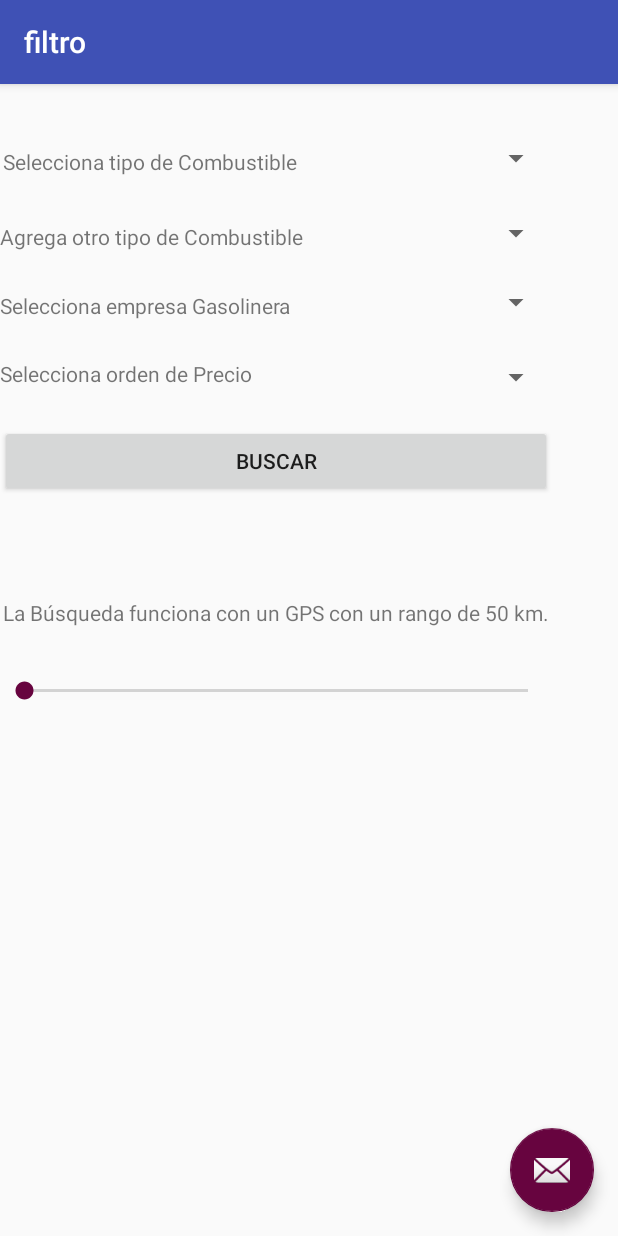
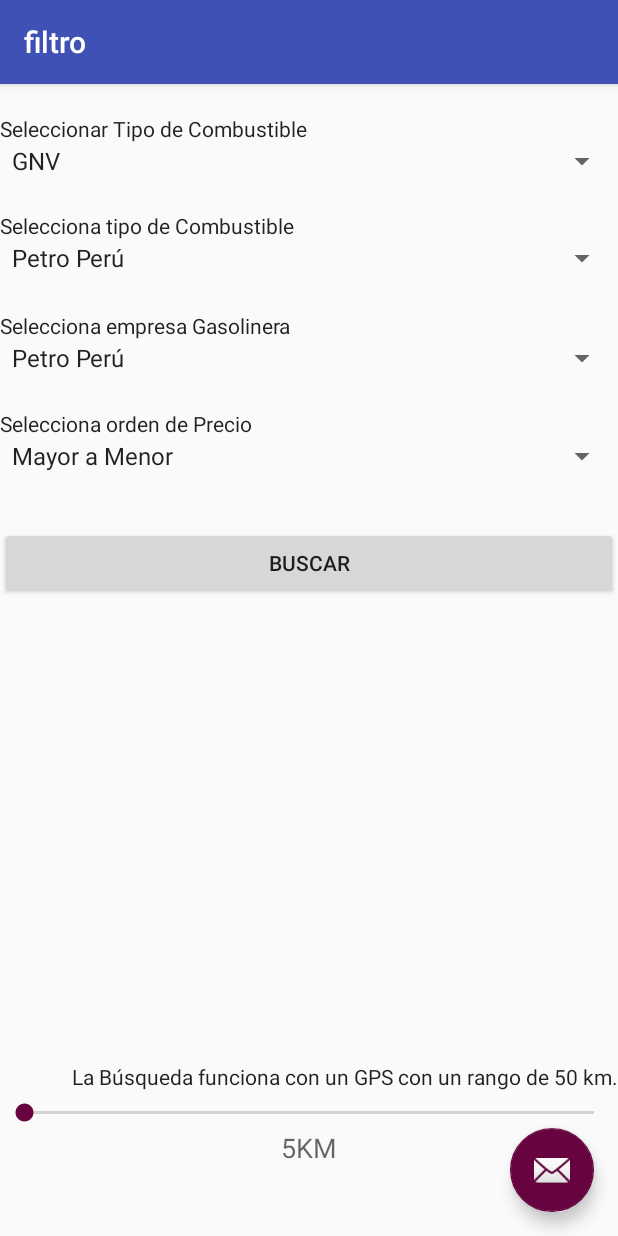
Before and after one commit to andreSaavedra/Combustible, an Android app: the filtro screen opened directly, with no data from a screen before it, on a phone screen of 412 x 824 dp. Run offline under Robolectric (Android 15) with nearby library versions, the phone set to English and light mode, and no system bars.

Commit message:
uniendo activvities ;)

```diff
--- a/app/src/main/java/com/example/intel/combustible/filtro.java
+++ b/app/src/main/java/com/example/intel/combustible/filtro.java
@@ -5,17 +5,26 @@ import android.support.design.widget.FloatingActionButton;
 import android.support.design.widget.Snackbar;
 import android.support.v7.app.AppCompatActivity;
 import android.support.v7.widget.Toolbar;
+import android.view.Gravity;
 import android.view.View;
+import android.widget.SeekBar;
+import android.widget.SeekBar.OnSeekBarChangeListener;
+import android.widget.TextView;
+import android.widget.Toast;
 
 public class filtro extends AppCompatActivity {
 
+    private SeekBar seekBar;
+
+    private TextView textViewSeekBar;
+
     @Override
-    protected void onCreate(Bundle savedInstanceState) {
+    protected void onCreate(Bundle savedInstanceState)
+    {
         super.onCreate(savedInstanceState);
         setContentView(R.layout.activity_filtro);
         Toolbar toolbar = (Toolbar) findViewById(R.id.toolbar);
         setSupportActionBar(toolbar);
-
         FloatingActionButton fab = (FloatingActionButton) findViewById(R.id.fab);
         fab.setOnClickListener(new View.OnClickListener() {
             @Override
@@ -24,6 +33,48 @@ public class filtro extends AppCompatActivity {
                         .setAction("Action", null).show();
             }
         });
+        seekBar = (SeekBar) findViewById(R.id.seekBar);
+        textViewSeekBar = (TextView) findViewById(R.id.barraKM);
+        textViewSeekBar.setText("5KM");
+
+
+        seekBar.setOnSeekBarChangeListener(new SeekBar.OnSeekBarChangeListener() {
+
+            private Toast toastStart = Toast.makeText(filtro.this, getText(R.string.start), Toast.LENGTH_SHORT);
+            private Toast toastStop = Toast.makeText(filtro.this, getText(R.string.stop), Toast.LENGTH_SHORT);
+
+            @Override
+            public void onProgressChanged(SeekBar seekBar, int progress, boolean fromUser)
+            {
+                //la Seekbar siempre empieza en cero, si queremos que el valor mínimo sea otro podemos modificarlo
+                textViewSeekBar.setText(progress + 5 + "KM");
+                seekBar.setMax(45);
+
+            }
+
+            /**
+             * El usuario inicia la interacción con la Seekbar.
+             */
+            @Override
+            public void onStartTrackingTouch(SeekBar arg0)
+            {
+                toastStop.cancel();
+                toastStart.setGravity(Gravity.TOP|Gravity.LEFT, 60, 110);
+                toastStart.show();
+            }
+
+            /**
+             * El usuario finaliza la interacción con la Seekbar.
+             */
+            @Override
+            public void onStopTrackingTouch(SeekBar arg0)
+            {
+                toastStart.cancel();
+                toastStop.setGravity(Gravity.TOP|Gravity.RIGHT, 60, 110);
+                toastStop.show();
+            }
+        });
+
     }
 
 }
--- a/app/src/main/res/layout/content_filtro.xml
+++ b/app/src/main/res/layout/content_filtro.xml
@@ -1,5 +1,6 @@
 <?xml version="1.0" encoding="utf-8"?>
-<android.support.constraint.ConstraintLayout xmlns:android="http://schemas.android.com/apk/res/android"
+<RelativeLayout xmlns:android="http://schemas.android.com/apk/res/android"
+
 xmlns:app="http://schemas.android.com/apk/res-auto"
 xmlns:tools="http://schemas.android.com/tools"
 android:layout_width="match_parent"
@@ -8,107 +9,126 @@
 tools:context="com.example.intel.combustible.filtro"
 tools:showIn="@layout/activity_filtro">
 
-    <RelativeLayout
-        android:layout_width="368dp"
-        android:layout_height="495dp"
-        tools:layout_editor_absoluteX="8dp"
-        tools:layout_editor_absoluteY="7dp">
-
         <Spinner
             android:id="@+id/combustible"
             android:layout_width="match_parent"
             android:layout_height="wrap_content"
-            android:layout_alignParentStart="true"
-            android:layout_alignParentTop="true"
-            android:layout_marginTop="37dp" />
+            android:entries="@array/Combustible"
+            android:layout_below="@+id/textView5"
+            android:layout_alignParentStart="true" />
 
         <Spinner
             android:id="@+id/spinner4"
             android:layout_width="match_parent"
             android:layout_height="wrap_content"
-            android:layout_alignParentStart="true"
-            android:layout_below="@+id/combustible"
-            android:layout_marginTop="26dp" />
+            android:entries="@array/spinner4"
+            android:spinnerMode="dropdown"
+            android:layout_below="@+id/textView6"
+            android:layout_alignParentStart="true" />
 
         <Spinner
             android:id="@+id/spinner5"
             android:layout_width="match_parent"
             android:layout_height="wrap_content"
-            android:layout_alignParentStart="true"
-            android:layout_below="@+id/spinner4"
-            android:layout_marginTop="22dp" />
+            android:entries="@array/spinner5"
+            android:spinnerMode="dropdown"
+            android:layout_below="@+id/textView7"
+            android:layout_alignParentStart="true" />
 
         <Spinner
             android:id="@+id/spinner6"
             android:layout_width="match_parent"
             android:layout_height="wrap_content"
-            android:layout_alignParentStart="true"
-            android:layout_below="@+id/spinner5"
-            android:layout_marginTop="26dp" />
+            android:entries="@array/spinner6"
+            android:spinnerMode="dropdown"
+            android:layout_below="@+id/textView8"
+            android:layout_alignParentStart="true" />
 
         <Button
             android:id="@+id/button"
             android:layout_width="match_parent"
             android:layout_height="wrap_content"
+            android:text="@string/buscar"
             android:layout_below="@+id/spinner6"
-            android:layout_centerHorizontal="true"
-            android:layout_marginTop="20dp"
-            android:text="Buscar" />
+            android:layout_alignParentStart="true"
+            android:layout_marginTop="35dp" />
 
     <SeekBar
         android:id="@+id/seekBar"
         android:layout_width="match_parent"
         android:layout_height="wrap_content"
+        android:layout_marginBottom="73dp"
         android:layout_alignParentBottom="true"
-            android:layout_alignParentStart="true"
-            android:layout_marginBottom="82dp" />
+        android:layout_centerHorizontal="true" />
+
+    <TextView
+        android:id="@+id/barraKM"
+        android:layout_width="wrap_content"
+        android:layout_height="wrap_content"
+        android:layout_below="@+id/textView4"
+        android:layout_centerHorizontal="true"
+        android:layout_marginTop="25dp"
+        android:text=""
+        android:textAppearance="?android:attr/textAppearanceMedium" />
+
+    <TextView
+        android:id="@+id/textView"
+        android:layout_width="wrap_content"
+        android:layout_height="wrap_content"
+        android:layout_above="@+id/seekBar"
+        android:layout_centerHorizontal="true"
+        android:textAppearance="?android:attr/textAppearanceMedium"/>
 
     <TextView
         android:id="@+id/textView4"
         android:layout_width="wrap_content"
         android:layout_height="wrap_content"
-
-            android:layout_above="@+id/seekBar"
-            android:layout_centerHorizontal="true"
-            android:layout_marginBottom="33dp"
-            android:text="La Búsqueda funciona con un GPS con un rango de 50 km." />
+        android:text="@string/la_b_squeda_funciona_con_un_gps_con_un_rango_de_50_km"
+        android:textAppearance="@style/TextAppearance.AppCompat.Body1"
+        android:layout_alignTop="@+id/textView"
+        android:layout_alignParentEnd="true" />
 
     <TextView
         android:id="@+id/textView6"
-            android:layout_width="match_parent"
+        android:layout_width="wrap_content"
         android:layout_height="wrap_content"
-            android:layout_alignBottom="@+id/spinner4"
         android:layout_alignParentStart="true"
-            android:text="Agrega otro tipo de Combustible"
+        android:layout_below="@+id/combustible"
+        android:layout_marginTop="21dp"
+        android:text="@string/selecciona_tipo_de_combustible"
+        android:textAppearance="@style/TextAppearance.AppCompat.Body1"
         tools:layout_editor_absoluteX="25dp"
         tools:layout_editor_absoluteY="94dp" />
 
     <TextView
         android:id="@+id/textView7"
-            android:layout_width="match_parent"
+        android:layout_width="wrap_content"
         android:layout_height="wrap_content"
-            android:text="Selecciona empresa Gasolinera"
+        android:layout_alignParentStart="true"
+        android:layout_below="@+id/spinner4"
+        android:layout_marginTop="23dp"
+        android:text="@string/selecciona_empresa_gasolinera"
+        android:textAppearance="@style/TextAppearance.AppCompat.Body1"
         tools:layout_editor_absoluteX="8dp"
-            tools:layout_editor_absoluteY="144dp"
-            android:layout_alignBottom="@+id/spinner5"
-            android:layout_alignParentStart="true" />
+        tools:layout_editor_absoluteY="144dp" />
 
     <TextView
         android:id="@+id/textView5"
         android:layout_width="wrap_content"
         android:layout_height="wrap_content"
-            android:text="Selecciona tipo de Combustible"
-            android:layout_alignBottom="@+id/combustible"
-            android:layout_alignStart="@+id/textView4" />
+        android:layout_alignParentTop="true"
+        android:layout_marginTop="20dp"
+        android:text="@string/Seleccionar_Tipo_de_Combustible"
+        android:textAppearance="@style/TextAppearance.AppCompat.Body1" />
 
     <TextView
         android:id="@+id/textView8"
-            android:layout_width="match_parent"
+        android:layout_width="wrap_content"
         android:layout_height="wrap_content"
         android:layout_alignParentStart="true"
-            android:layout_alignTop="@+id/spinner6"
-            android:text="Selecciona orden de Precio" />
+        android:layout_below="@+id/spinner5"
+        android:layout_marginTop="22dp"
+        android:text="@string/selecciona_orden_de_precio"
+        android:textAppearance="@style/TextAppearance.AppCompat.Body1" />
 
     </RelativeLayout>
-
-</android.support.constraint.ConstraintLayout>
--- a/app/src/main/res/values/strings.xml
+++ b/app/src/main/res/values/strings.xml
@@ -42,8 +42,17 @@
     </string-array>
 
 
-    <string name="Buscar"></string>
-
+    <string name="Buscar">Buscar</string>
+    <string name="cargando">Cargando…</string>
+    <string name="ingresar_como_invitado">Ingresar como invitado</string>
+    <string name="buscar">Buscar</string>
+    <string name="la_b_squeda_funciona_con_un_gps_con_un_rango_de_50_km">La Búsqueda funciona con un GPS con un rango de 50 km.</string>
+    <string name="agrega_otro_tipo_de_combustible">Agrega otro tipo de Combustible</string>
+    <string name="selecciona_empresa_gasolinera">Selecciona empresa Gasolinera</string>
+    <string name="selecciona_tipo_de_combustible">Selecciona tipo de Combustible</string>
+    <string name="selecciona_orden_de_precio">Selecciona orden de Precio</string>
+    <string name="start">start</string>
+    <string name="stop">stop</string>
 
     <string-array name="idioma">
         <item>Español</item>
```
Also changed, not shown: app/src/main/java/com/example/intel/combustible/MainActivity.java (+20 -1 lines), app/src/main/res/layout/activity_main.xml (+12 -28 lines). Lines whose indentation alone changed are shown as unchanged.
